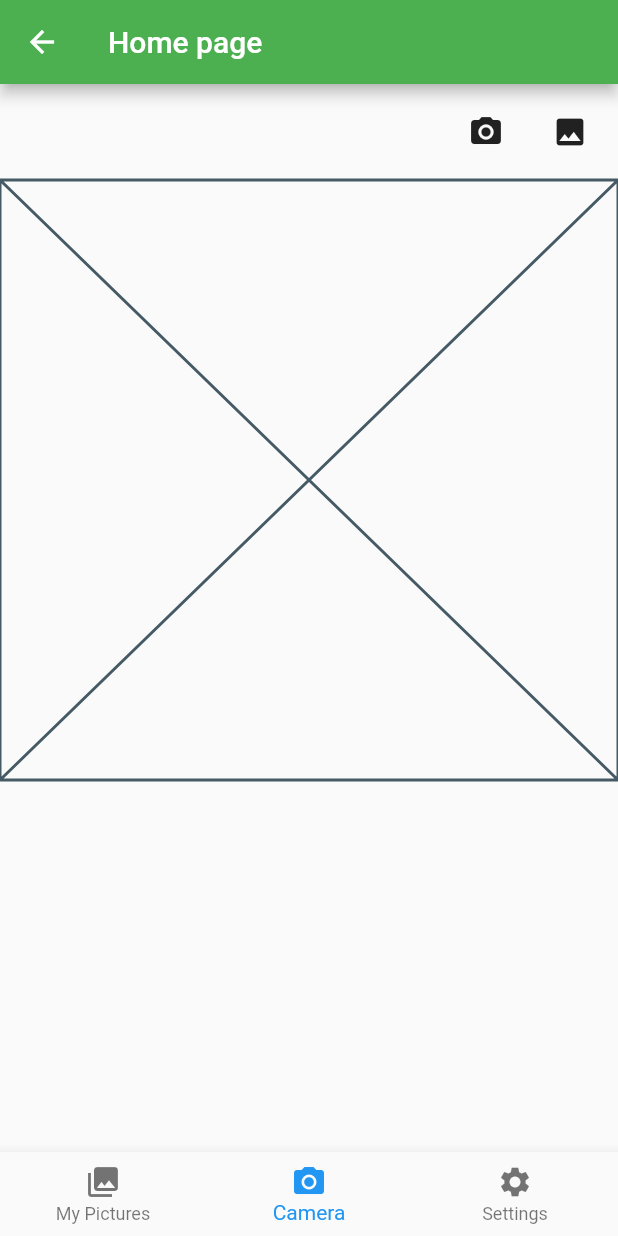
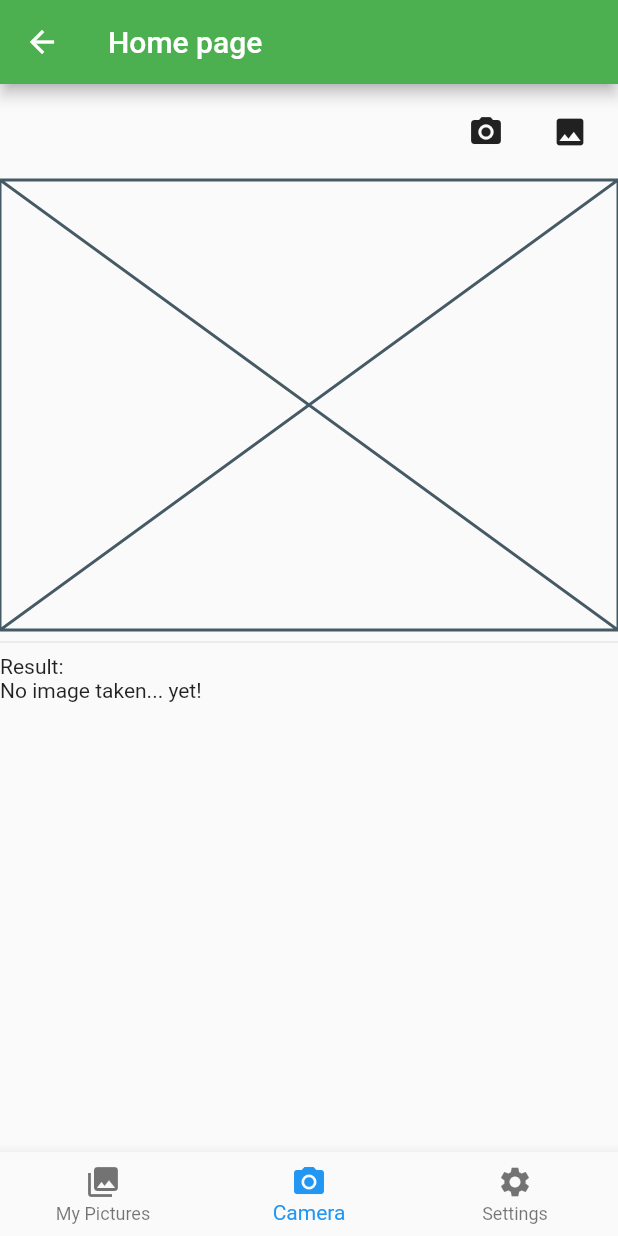
Before and after one commit to derekokelly/Insect-Classifier, a Flutter app: the HomePage screen opened by its route, item 2 of the bottom bar chosen, after a tap on the "photo" icon, on a phone screen of 412 x 824 dp. Run offline on Flutter 3.47's test engine with Material 2 defaults, Android fonts, the phone set to English and light mode, and no system bars; our stand-ins replace cached_network_image, camera, cloud_firestore, firebase_database, firebase_storage, fluttertoast and 2 more; missing offline and left inert: firebase_ml_vision, simple_permissions; accounts and stored records are empty.

Commit message:
Implement Firebase ML Kit to classify images taken

```diff
--- a/lib/camera_tab.dart
+++ b/lib/camera_tab.dart
@@ -6,6 +6,7 @@ import 'package:firebase_storage/firebase_storage.dart';
 import 'package:firebase_database/firebase_database.dart';
 import 'package:cloud_firestore/cloud_firestore.dart';
 import 'package:fluttertoast/fluttertoast.dart';
+import 'package:firebase_ml_vision/firebase_ml_vision.dart';
 
 class CameraPage extends StatefulWidget {
   @override
@@ -15,6 +16,8 @@ class CameraPage extends StatefulWidget {
 class _CameraPageState extends State<CameraPage> {
   File _image;
   String _downloadUrl;
+  String _mlResult = 'No image taken... yet!';
+  String _label = '';
 
   StorageReference firebaseStorageRef;
   StorageUploadTask task;
@@ -30,16 +33,21 @@ class _CameraPageState extends State<CameraPage> {
 
     if (res == PermissionStatus.authorized) {
       var image = await ImagePicker.pickImage(source: ImageSource.camera);
-      uploadImage(image);
+      classify(image).whenComplete(() {
+        uploadImage(image, _label);
+      });
     }
   }
 
   Future getImageFromGallery() async {
     PermissionStatus res = await SimplePermissions.requestPermission(
         Permission.ReadExternalStorage);
+    print(res);
 
     var image = await ImagePicker.pickImage(source: ImageSource.gallery);
-    uploadImage(image);
+    classify(image).whenComplete(() {
+      uploadImage(image, _label);
+    });
 
     if (image != null) {
       setState(() {
@@ -48,7 +56,7 @@ class _CameraPageState extends State<CameraPage> {
     }
   }
 
-  void uploadImage(image) {
+  void uploadImage(image, String label) {
     var imageName = timestamp() + ".jpg";
 
     if (image != null) {
@@ -57,7 +65,7 @@ class _CameraPageState extends State<CameraPage> {
       });
 
       var metadata = {
-        'insect': 'Spider',
+        'insect': label,
       };
 
       Fluttertoast.showToast(
@@ -78,7 +86,7 @@ class _CameraPageState extends State<CameraPage> {
             Firestore.instance.document("images/$imageName");
         Map<String, String> data = <String, String>{
           "downloadUrl": _downloadUrl,
-          'insect': 'Spider'
+          'insect': label
         };
 
         documentReference.setData(data).whenComplete(() {
@@ -91,6 +99,37 @@ class _CameraPageState extends State<CameraPage> {
         }).catchError((e) => print(e));
 
         print("DOWNLOAD URL " + _downloadUrl);
+      });
+    }
+  }
+
+  Future classify(image) async {
+    String result = '';
+
+    final FirebaseVisionImage visionImage = FirebaseVisionImage.fromFile(image);
+    final LabelDetector labelDetector = FirebaseVision.instance.labelDetector();
+
+    final List<Label> labels = await labelDetector.detectInImage(visionImage);
+    result += 'Detected ${labels.length} labels';
+
+    double prevConfidence = 0;
+    double confidence = 0;
+    String mlLabel = '';
+    for (Label label in labels) {
+      confidence = label.confidence;
+
+      if (label.confidence > prevConfidence) {
+        mlLabel = label.label;
+        result =
+            '\nLabel: $mlLabel, confidence=${confidence.toStringAsFixed(3)}';
+        prevConfidence = label.confidence;
+      }
+    }
+    if (result.length > 0) {
+      setState(() {
+        this._mlResult = result;
+        _label = mlLabel;
+        print("ML RESULT " + _label);
       });
     }
   }
@@ -111,7 +150,22 @@ class _CameraPageState extends State<CameraPage> {
             ),
           ],
         ),
-        _image == null ? Placeholder() : Image.file(_image),
+        _image == null
+            ? Placeholder(
+                fallbackHeight: 300.0,
+              )
+            : Image.file(
+                _image,
+                height: 400.0,
+              ),
+        Divider(),
+        Text('Result: '),
+        SingleChildScrollView(
+          scrollDirection: Axis.horizontal,
+          child: Text(
+            this._mlResult,
+          ),
+        ),
       ],
     );
   }
--- a/lib/my_pictures.dart
+++ b/lib/my_pictures.dart
@@ -16,7 +16,7 @@ class _MyPicturesState extends State<MyPictures> {
   final CollectionReference collectionReference =
       Firestore.instance.collection("images");
 
-  // TODO: GET METADATA FROM URL
+  // TODO: PUT NEW PHOTOS AT TOP
 
   Widget _buildListItem(context, index) {
     return Card(
--- a/pubspec.yaml
+++ b/pubspec.yaml
@@ -27,6 +27,7 @@ dependencies:
   cloud_firestore:
   cached_network_image:
   fluttertoast: 2.2.11
+  firebase_ml_vision:
 
   # The following adds the Cupertino Icons font to your application.
   # Use with the CupertinoIcons class for iOS style icons.
```
Also changed, not shown: 1 other file.
